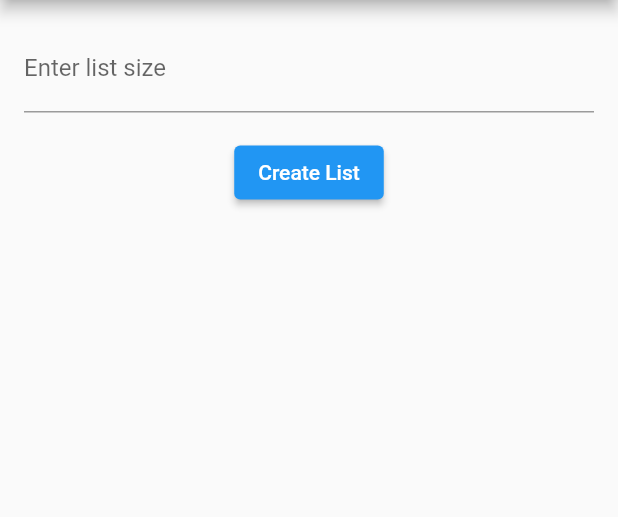
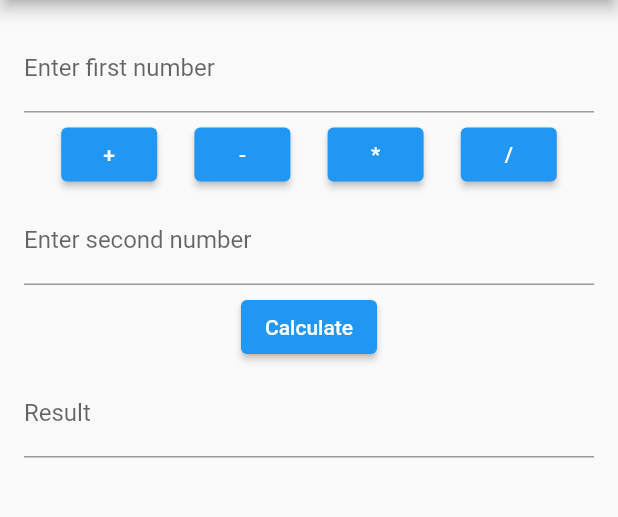
Before and after one commit to HafizAwaiskhan/The-Flutter-Way, a Flutter app: the screen it shows after launch, on a phone screen of 412 x 824 dp, the part 84-601 px from its top. Run offline on Flutter 3.47's test engine with Material 2 defaults, Android fonts, the phone set to English and light mode, and no system bars; our stand-ins replace flutter_styled_toast, google_fonts.

Commit message:
Adding simple calculator + toast

```diff
--- a/lib/main.dart
+++ b/lib/main.dart
@@ -1,4 +1,5 @@
 import 'package:flutter/material.dart';
+import 'package:tip_calculator_flutter/simple_calculator.dart';
 import 'app_strings.dart';
 import 'app_logic.dart';
 import 'grocery_list_view.dart';
@@ -29,7 +30,7 @@ class CustomApp extends StatelessWidget {
     return Scaffold(
       appBar: buildAppBar(),
       // body: TipCalculatorBody(billAmountController: billAmountController,logic: logic), // Use the GroceryListView here
-      body: const GroceryListView(),
+      body: const CalculatorScreen(),
     );
   }
 
--- /dev/null
+++ b/lib/simple_calculator.dart
@@ -0,0 +1,114 @@
+import 'package:flutter/material.dart';
+import 'package:tip_calculator_flutter/toast_helper.dart';
+
+class CalculatorScreen extends StatefulWidget {
+  const CalculatorScreen({super.key});
+
+  @override
+  _CalculatorScreenState createState() => _CalculatorScreenState();
+}
+
+class _CalculatorScreenState extends State<CalculatorScreen> {
+  final TextEditingController _num1Controller = TextEditingController();
+  final TextEditingController _num2Controller = TextEditingController();
+  final TextEditingController _resultController = TextEditingController();
+  String _operator = "";
+
+  @override
+  Widget build(BuildContext context) {
+    return Container(
+      child: Padding(
+        padding: EdgeInsets.all(16.0),
+        child: Column(
+          mainAxisAlignment: MainAxisAlignment.start,
+          children: [
+            TextField(
+              controller: _num1Controller,
+              keyboardType: TextInputType.number,
+              decoration: InputDecoration(labelText: 'Enter first number'),
+            ),
+            SizedBox(height: 4.0),
+            Row(
+              mainAxisAlignment: MainAxisAlignment.spaceEvenly,
+              children: [
+                _buildOperatorButton('+'),
+                _buildOperatorButton('-'),
+                _buildOperatorButton('*'),
+                _buildOperatorButton('/'),
+              ],
+            ),
+            SizedBox(height: 4.0),
+            TextField(
+              controller: _num2Controller,
+              keyboardType: TextInputType.number,
+              decoration: InputDecoration(labelText: 'Enter second number'),
+            ),
+            SizedBox(height: 4.0),
+            ElevatedButton(
+              onPressed: _calculate,
+              child: Text('Calculate'),
+            ),
+            SizedBox(height: 4.0),
+            TextField(
+              controller: _resultController,
+              readOnly: true,
+              decoration: InputDecoration(labelText: 'Result'),
+            ),
+          ],
+        ),
+      ),
+    );
+  }
+
+  Widget _buildOperatorButton(String operator) {
+    return ElevatedButton(
+      onPressed: () {
+        setState(() {
+          _operator = operator;
+        });
+      },
+      child: Text(operator),
+    );
+  }
+
+  void _calculate() {
+    String num1Text = _num1Controller.text;
+    String num2Text = _num2Controller.text;
+
+    // Check for empty values
+    if (num1Text.isEmpty) {
+      ToastHelper.showToast(context, 'Please Enter 1st value');
+      return;
+    }
+    if (num2Text.isEmpty) {
+      ToastHelper.showToast(context, 'Please Enter 2nd value');
+      return;
+    }
+
+    double num1 = double.tryParse(num1Text) ?? 0.0;
+    double num2 = double.tryParse(num2Text) ?? 0.0;
+    double result;
+
+    if (_operator == '') {
+      ToastHelper.showToast(context, 'Please Select some operator!!');
+    } else {
+      switch (_operator) {
+        case "+":
+          result = num1 + num2;
+          break;
+        case "-":
+          result = num1 - num2;
+          break;
+        case "*":
+          result = num1 * num2;
+          break;
+        case "/":
+          result = num2 != 0 ? num1 / num2 : double.infinity;
+          break;
+        default:
+          result = 0.0;
+      }
+      _resultController.text = result.toString();
+    }
+  }
+}
--- a/lib/text_styles.dart
+++ b/lib/text_styles.dart
@@ -10,4 +10,8 @@ class CustomTextStyles {
     fontSize: 20.0,
     fontWeight: FontWeight.w600,
   );
+  static final textStyle14Regular = GoogleFonts.roboto(
+    fontSize: 14.0,
+    fontWeight: FontWeight.w400,
+  );
 }
--- a/pubspec.yaml
+++ b/pubspec.yaml
@@ -31,6 +31,7 @@ dependencies:
   flutter:
     sdk: flutter
   google_fonts: ^6.1.0
+  flutter_styled_toast: ^2.2.1
 
   # The following adds the Cupertino Icons font to your application.
   # Use with the CupertinoIcons class for iOS style icons.
@@ -39,6 +40,7 @@ dependencies:
 dev_dependencies:
   flutter_test:
     sdk: flutter
+
 
   # The "flutter_lints" package below contains a set of recommended lints to
   # encourage good coding practices. The lint set provided by the package is
```
Also changed, not shown: lib/button_styles.dart (added, +17 -0 lines), lib/grocery_list_view.dart (+92 -12 lines), lib/toast_helper.dart (added, +27 -0 lines), pubspec.lock, 1 other file.
